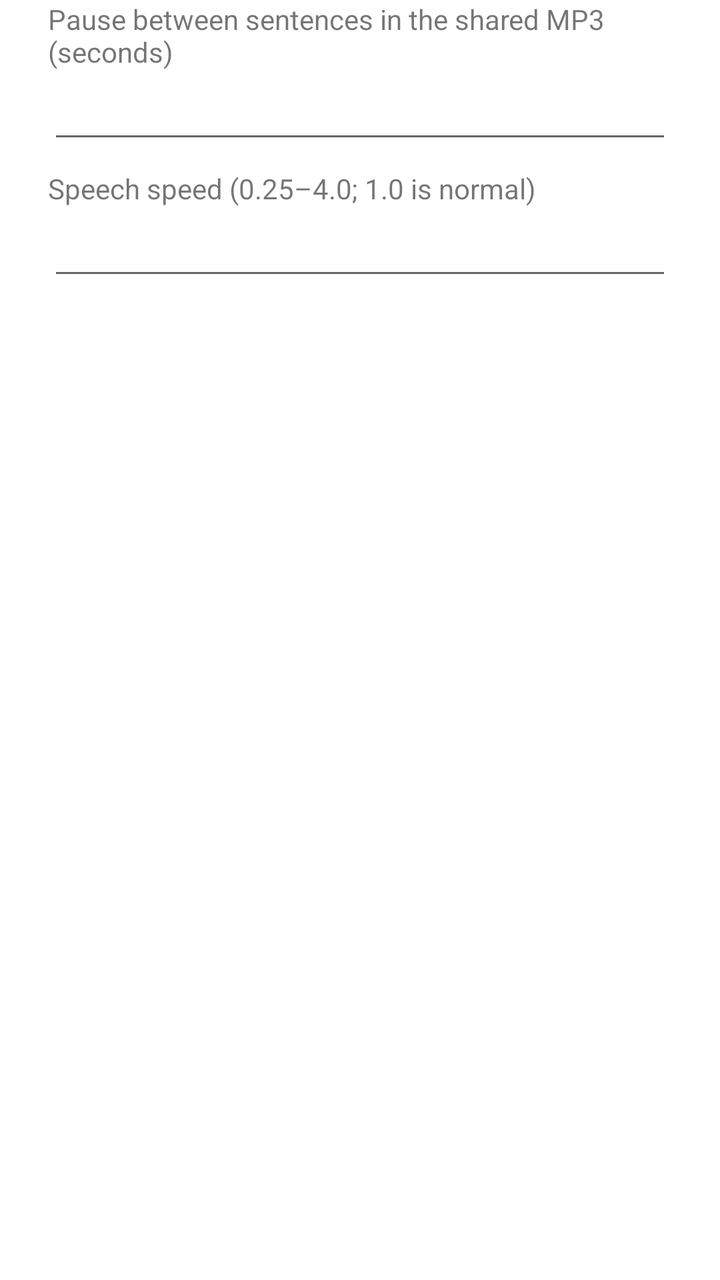
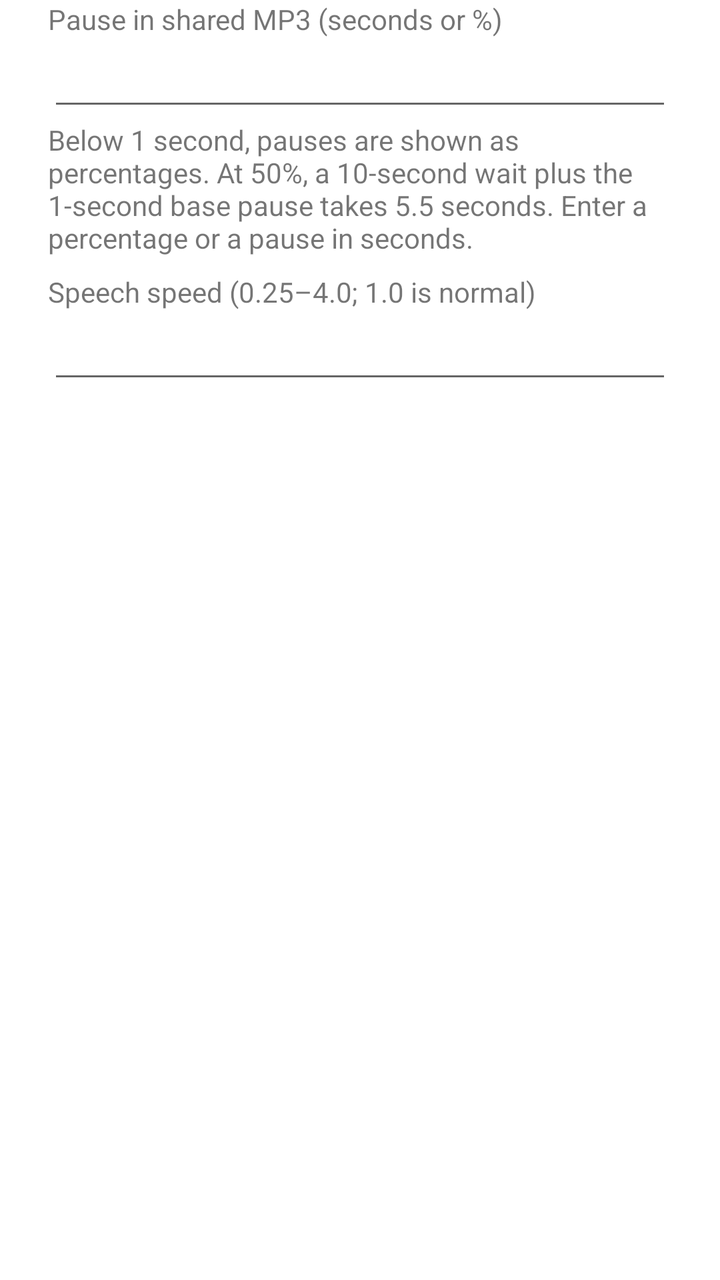

Two renders of the same Android screen: before a commit and after it. Below are the layout's source before the change and the commit's diff.
<!-- AndroidManifest.xml: application theme Theme.MyMeditation -->
<!-- res/layout/dialog_share_audio.xml -->
<?xml version="1.0" encoding="utf-8"?>
<LinearLayout xmlns:android="http://schemas.android.com/apk/res/android"
    android:layout_width="match_parent"
    android:layout_height="wrap_content"
    android:orientation="vertical"
    android:paddingStart="?attr/dialogPreferredPadding"
    android:paddingEnd="?attr/dialogPreferredPadding">

    <TextView
        android:layout_width="match_parent"
        android:layout_height="wrap_content"
        android:labelFor="@id/inputSharePause"
        android:text="@string/share_pause_prompt" />

    <EditText
        android:id="@+id/inputSharePause"
        android:layout_width="match_parent"
        android:layout_height="wrap_content"
        android:autofillHints=""
        android:digits="0123456789.,"
        android:inputType="numberDecimal"
        android:singleLine="true" />

    <LinearLayout
        android:id="@+id/shareSpeedFields"
        android:layout_width="match_parent"
        android:layout_height="wrap_content"
        android:layout_marginTop="8dp"
        android:orientation="vertical">

        <TextView
            android:layout_width="match_parent"
            android:layout_height="wrap_content"
            android:labelFor="@id/inputShareSpeed"
            android:text="@string/speech_speed_label" />

        <EditText
            android:id="@+id/inputShareSpeed"
            android:layout_width="match_parent"
            android:layout_height="wrap_content"
            android:autofillHints=""
            android:digits="0123456789.,"
            android:inputType="numberDecimal"
            android:singleLine="true" />
    </LinearLayout>
</LinearLayout>
<!-- resources referenced by this layout -->
<resources>
  <string name="share_pause_prompt">Pause between sentences in the shared MP3 (seconds)</string>
  <string name="speech_speed_label">Speech speed (0.25–4.0; 1.0 is normal)</string>
  <style name="Theme.MyMeditation" parent="Theme.MaterialComponents.DayNight.DarkActionBar">
          
          <item name="colorPrimary">@color/purple_500</item>
          <item name="colorPrimaryVariant">@color/purple_700</item>
          <item name="colorOnPrimary">@color/white</item>
          
          <item name="colorSecondary">@color/teal_200</item>
          <item name="colorSecondaryVariant">@color/teal_700</item>
          <item name="colorOnSecondary">@color/black</item>
          
          <item name="android:statusBarColor">?attr/colorPrimaryVariant</item>
          
      </style>
  <color name="purple_500">#FF6200EE</color>
  <color name="purple_700">#FF3700B3</color>
  <color name="white">#FFFFFFFF</color>
  <color name="teal_200">#FF03DAC5</color>
  <color name="teal_700">#FF018786</color>
  <color name="black">#FF000000</color>
</resources>

<!-- the commit's change to res/layout/dialog_share_audio.xml (unified diff, before → after) -->
@@ -17,9 +17,14 @@
         android:layout_width="match_parent"
         android:layout_height="wrap_content"
         android:autofillHints=""
-        android:digits="0123456789.,"
+        android:digits="0123456789.,%"
         android:inputType="numberDecimal"
         android:singleLine="true" />
+
+    <TextView
+        android:layout_width="match_parent"
+        android:layout_height="wrap_content"
+        android:text="@string/pause_setting_help" />
 
     <LinearLayout
         android:id="@+id/shareSpeedFields"
<!-- resource entries referenced after the edit -->
@@ -1,6 +1,7 @@
 <!-- resources referenced by this layout -->
 <resources>
-  <string name="share_pause_prompt">Pause between sentences in the shared MP3 (seconds)</string>
+  <string name="pause_setting_help" formatted="false">Below 1 second, pauses are shown as percentages. At 50%, a 10-second wait plus the 1-second base pause takes 5.5 seconds. Enter a percentage or a pause in seconds.</string>
+  <string name="share_pause_prompt" formatted="false">Pause in shared MP3 (seconds or %)</string>
   <string name="speech_speed_label">Speech speed (0.25–4.0; 1.0 is normal)</string>
   <style name="Theme.MyMeditation" parent="Theme.MaterialComponents.DayNight.DarkActionBar">
           
